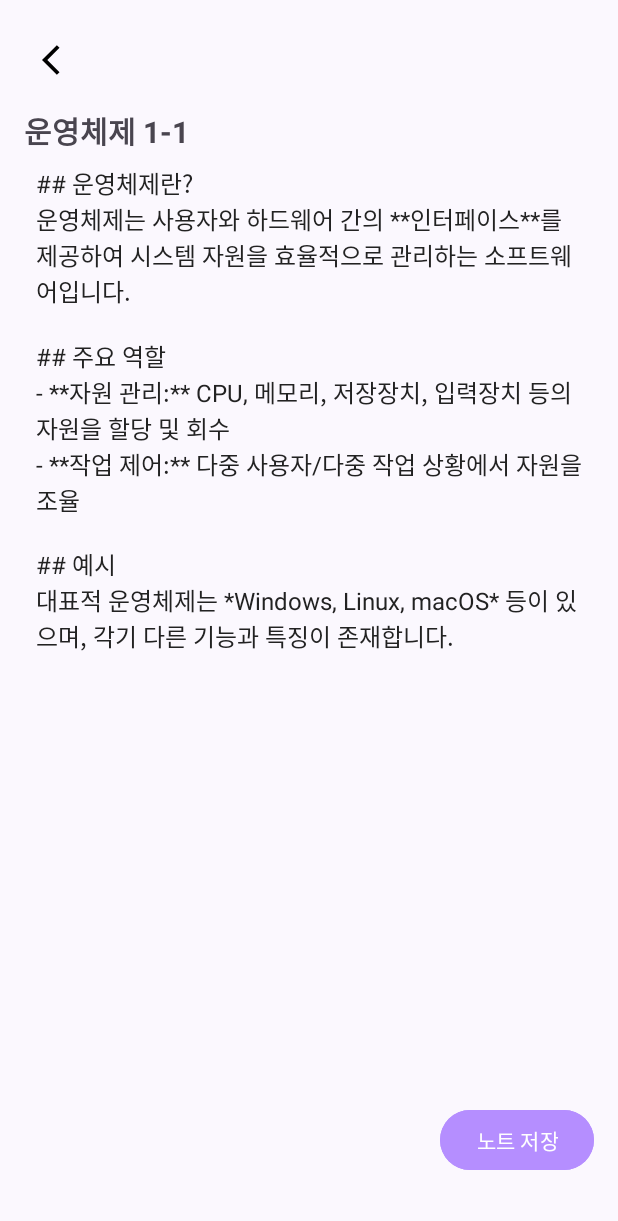
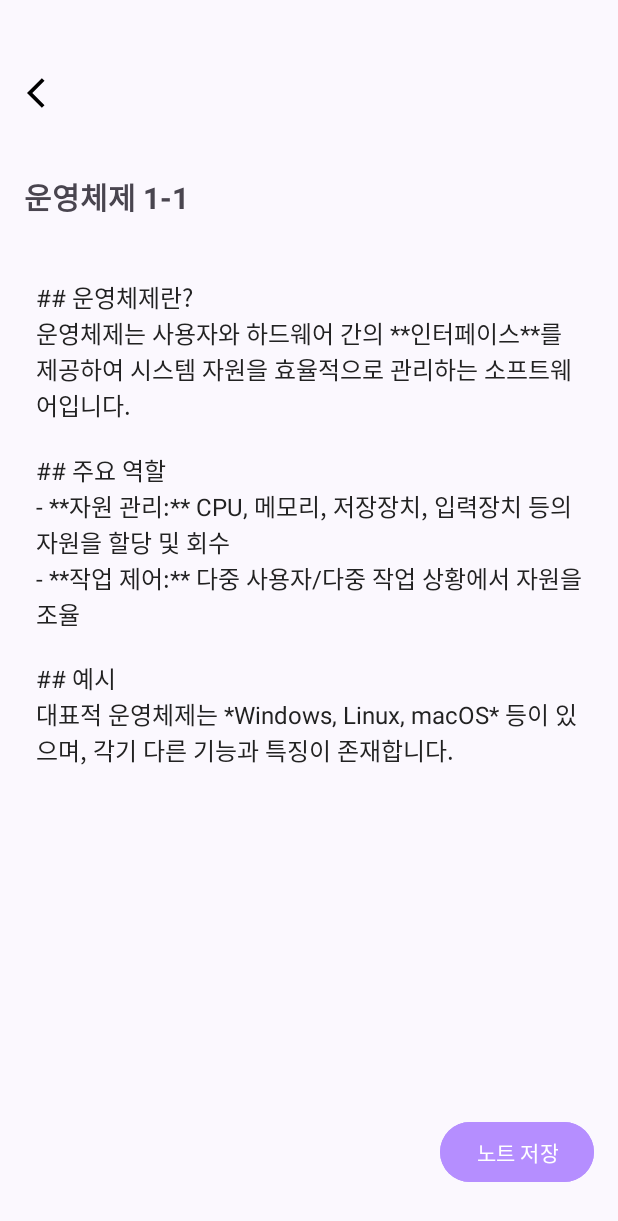
Before and after one commit to O-GAMJA/Tokkit_Frontend, an Android app: the NoteMarkdownActivity screen opened directly, with no data from a screen before it, on a phone screen of 412 x 824 dp. Shown: the top 1221 px of the screen. Run offline under Robolectric (Android 15) with nearby library versions, the phone set to English and light mode, and no system bars; libraries missing offline, so code that uses them is left out: io.noties.markwon; 4 statements that could not run were skipped.

Commit message:
:sparkles: [#10] 노트 편집 화면 구현 (+ ui 추가 수정 )

```diff
--- a/app/src/main/res/layout/activity_note_markdown.xml
+++ b/app/src/main/res/layout/activity_note_markdown.xml
@@ -5,22 +5,23 @@
     xmlns:tools="http://schemas.android.com/tools"
     android:layout_width="match_parent"
     android:layout_height="match_parent"
-    android:background="@color/background"
-    android:padding="16dp">
+    android:background="@color/background">
 
-    <!-- 뒤로가기 -->
+    <!-- 뒤로가기 버튼 -->
     <ImageButton
         android:id="@+id/btn_back"
-        android:layout_width="48dp"
-        android:layout_height="48dp"
+        android:layout_width="60dp"
+        android:layout_height="60dp"
+        android:layout_marginTop="32dp"
+        android:background="?attr/selectableItemBackgroundBorderless"
         android:src="@drawable/ic_back"
-        android:background="?attr/selectableItemBackgroundBorderless"
         android:contentDescription="뒤로가기"
         app:layout_constraintTop_toTopOf="parent"
-        app:layout_constraintStart_toStartOf="parent" />
+        app:layout_constraintStart_toStartOf="parent"/>
 
     <!-- 노트 제목 -->
     <TextView
+        android:padding="16dp"
         android:id="@+id/tv_title"
         android:layout_width="wrap_content"
         android:layout_height="wrap_content"
@@ -39,7 +40,7 @@
         android:background="@android:color/transparent"
         android:textSize="16sp"
         android:textColor="#222222"
-        android:padding="8dp"
+        android:padding="24dp"
         android:gravity="top|start"
         android:inputType="textMultiLine"
         android:scrollbars="vertical"
@@ -56,9 +57,10 @@
         android:layout_width="wrap_content"
         android:layout_height="wrap_content"
         android:text="노트 저장"
+        android:layout_marginEnd="16dp"
         android:textColor="@android:color/white"
         android:backgroundTint="#B58EFF"
-        android:layout_marginBottom="24dp"
+        android:layout_marginBottom="32dp"
         app:layout_constraintBottom_toBottomOf="parent"
         app:layout_constraintEnd_toEndOf="parent"/>
 
```
